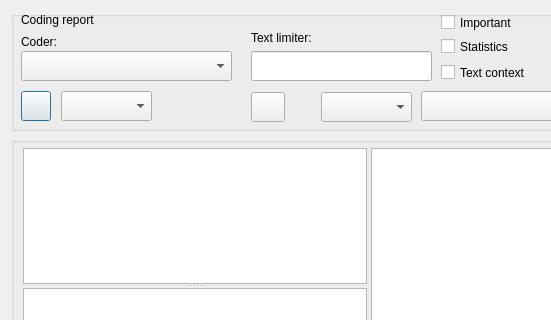
Old version of the form GUI_UIs/ui_dialog_report_codings.ui in the repository ccbogel/QualCoder; both pictures show x 0 to 551 and y 0 to 320 of the 1085 by 580 pixel window.
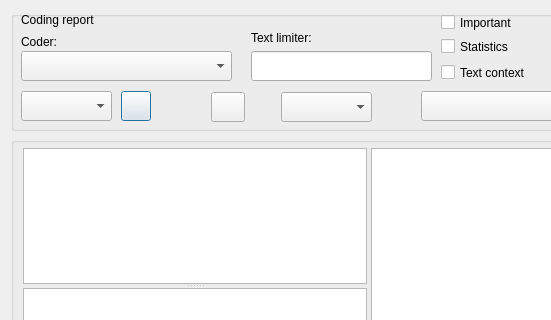
New version of the form.

What changed in the file:
```diff
--- a/GUI_UIs/ui_dialog_report_codings.ui
+++ b/GUI_UIs/ui_dialog_report_codings.ui
@@ -69,7 +69,7 @@
      <widget class="QPushButton" name="pushButton_search">
       <property name="geometry">
        <rect>
-        <x>10</x>
+        <x>110</x>
         <y>80</y>
         <width>30</width>
         <height>30</height>
@@ -108,7 +108,7 @@
      <widget class="QPushButton" name="pushButton_attributeselect">
       <property name="geometry">
        <rect>
-        <x>240</x>
+        <x>200</x>
         <y>81</y>
         <width>34</width>
         <height>30</height>
@@ -124,7 +124,7 @@
      <widget class="QLabel" name="label_exports">
       <property name="geometry">
        <rect>
-        <x>280</x>
+        <x>240</x>
         <y>84</y>
         <width>24</width>
         <height>24</height>
@@ -140,7 +140,7 @@
      <widget class="QComboBox" name="comboBox_export">
       <property name="geometry">
        <rect>
-        <x>310</x>
+        <x>270</x>
         <y>81</y>
         <width>91</width>
         <height>30</height>
@@ -352,7 +352,7 @@
      <widget class="QComboBox" name="comboBox_sort">
       <property name="geometry">
        <rect>
-        <x>50</x>
+        <x>10</x>
         <y>80</y>
         <width>91</width>
         <height>30</height>
```
Left out of the diff: 10 changed lines with no effect on the pictures.
